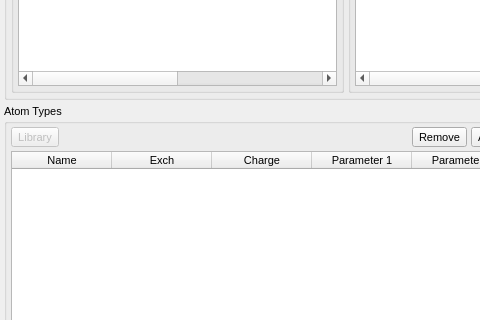
Qt form src/gui/forcefieldtab.ui (disorderedmaterials/dissolve) before a commit; both pictures show x 0 to 480 and y 193 to 513 of the 1028 by 710 pixel window.
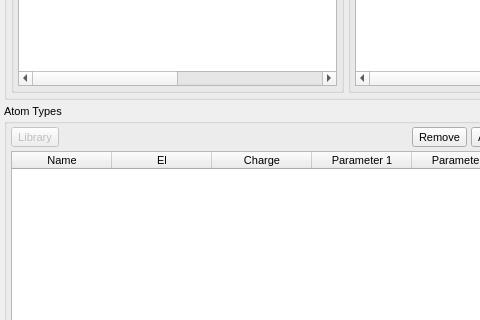
The same form after that commit. Icons and pictures are not drawn. Custom widgets are drawn as their Qt base class.

Commit message: Fix display of AtomType information on Forcefield tab.

```diff
--- a/src/gui/forcefieldtab.ui
+++ b/src/gui/forcefieldtab.ui
@@ -650,7 +650,7 @@
         </column>
         <column>
          <property name="text">
-          <string>Exch</string>
+          <string>El</string>
          </property>
         </column>
         <column>
```
The commit also changes 1 other file.
